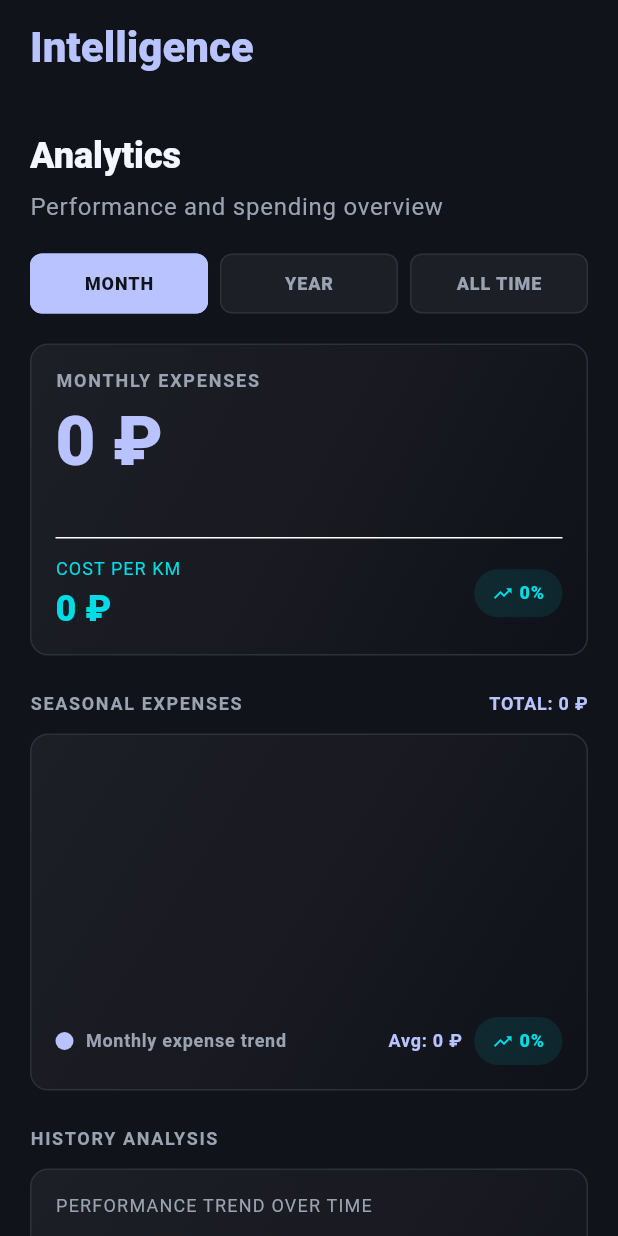
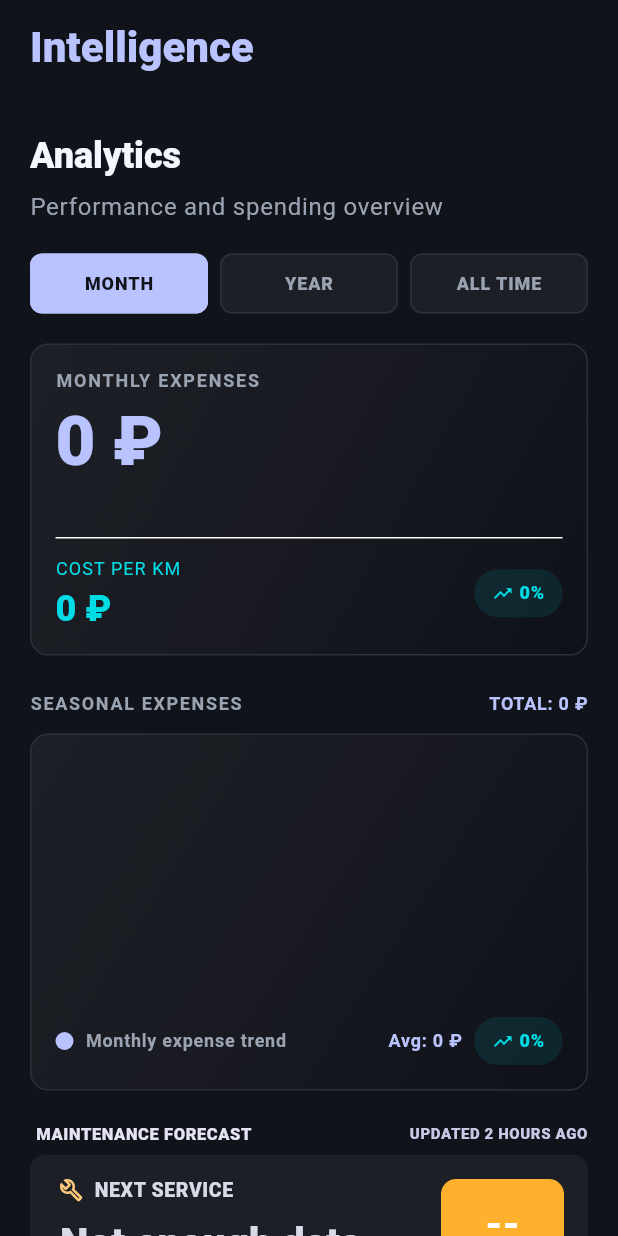
Before and after one commit to my-talking-shaha/my-talking-shaha, a Flutter app: the _AnalyticsDashboard widget shown alone on an empty page, opened directly with empty values, on a phone screen of 412 x 824 dp. Run offline on Flutter 3.47's test engine with Material 3 defaults, Android fonts, the light colour scheme and no system bars; our stand-ins replace flutter_riverpod, flutter_svg, go_router, image_picker; project files that could hold a hidden picture were left out.

Commit message:
feat: add prediction widget on analytics screen

```diff
--- a/frontend/lib/features/analytics/presentation/screens/analytics_screen.dart
+++ b/frontend/lib/features/analytics/presentation/screens/analytics_screen.dart
@@ -7,6 +7,8 @@ import 'package:frontend/app/theme/app_theme.dart';
 import 'package:frontend/features/analytics/domain/entities/analytics_period.dart';
 import 'package:frontend/features/analytics/domain/entities/analytics_summary.dart';
 import 'package:frontend/features/analytics/presentation/providers/analytics_providers.dart';
+import 'package:frontend/features/parts/presentation/providers/parts_providers.dart';
+import 'package:frontend/features/parts/presentation/widgets/maintenance_forecast_card.dart';
 
 final class AnalyticsScreen extends ConsumerStatefulWidget {
   const AnalyticsScreen({required this.vehicleId, super.key});
@@ -57,6 +59,7 @@ final class _AnalyticsScreenState extends ConsumerState<AnalyticsScreen> {
 
             return _AnalyticsDashboard(
               summary: summary,
+              vehicleId: widget.vehicleId,
               selectedPeriod: _selectedPeriod,
               onPeriodSelected: (period) {
                 setState(() => _selectedPeriod = period);
@@ -78,11 +81,13 @@ final class _AnalyticsScreenState extends ConsumerState<AnalyticsScreen> {
 final class _AnalyticsDashboard extends StatelessWidget {
   const _AnalyticsDashboard({
     required this.summary,
+    required this.vehicleId,
     required this.selectedPeriod,
     required this.onPeriodSelected,
   });
 
   final AnalyticsSummary summary;
+  final String vehicleId;
   final AnalyticsPeriod selectedPeriod;
   final ValueChanged<AnalyticsPeriod> onPeriodSelected;
 
@@ -137,8 +142,14 @@ final class _AnalyticsDashboard extends StatelessWidget {
           trendPercent: summary.trendPercent,
         ),
         const SizedBox(height: AppSpacing.xxl),
-        // TODO(parts-rebase): Insert MaintenanceForecastCard from
-        // features/parts here after the parts branch is rebased, then remove
+        Consumer(
+          builder: (context, ref, child) => ref
+              .watch(vehiclePartsProvider(vehicleId))
+              .maybeWhen(
+                data: (parts) => MaintenanceForecastCard(parts: parts),
+                orElse: () => const SizedBox.shrink(),
+              ),
+        ),
         const _SectionHeader(title: 'HISTORY ANALYSIS'),
         const SizedBox(height: AppSpacing.md),
         _HistoryAnalysisCard(summary: summary),
```
